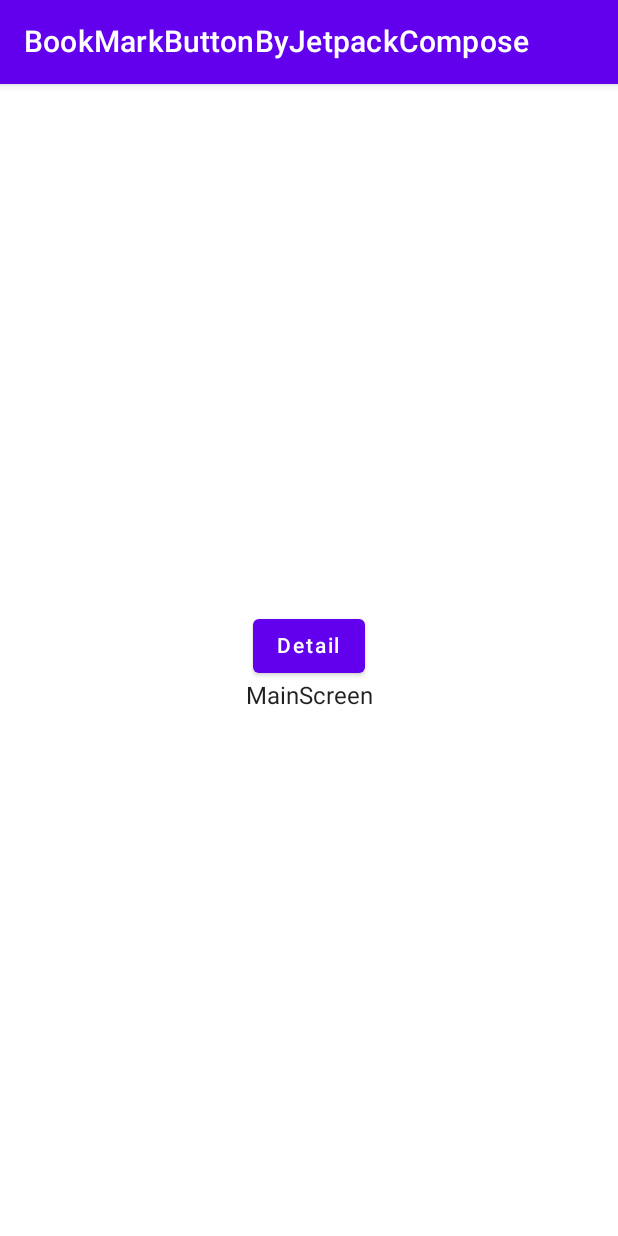
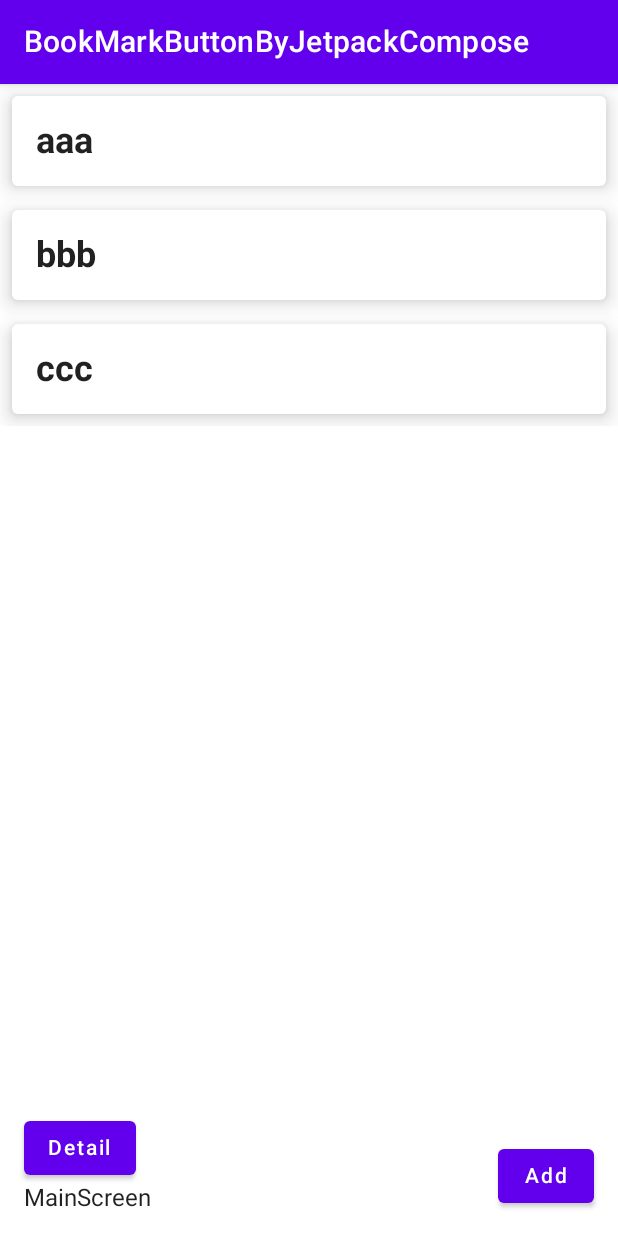
Before and after one commit to CIDRA4023/BookMarkButtonByJetpackCompose, an Android app built with Jetpack Compose: the screen it shows after launch (MainActivity), on a phone screen of 412 x 824 dp. Run offline under Robolectric (Android 15) with nearby library versions, the phone set to English and light mode, and no system bars; our stand-ins replace Dagger/Hilt's generated code, constraintlayout-compose.

```diff
--- a/app/build.gradle
+++ b/app/build.gradle
@@ -80,5 +80,8 @@ dependencies {
     implementation "androidx.room:room-ktx:$room_version"
     kapt "androidx.room:room-compiler:$room_version"
 
+    // ConstraingLayout
+    implementation "androidx.constraintlayout:constraintlayout-compose:1.0.0"
+
 
 }
--- a/app/src/main/java/com/example/bookmarkbuttonbyjetpackcompose/NavGraph.kt
+++ b/app/src/main/java/com/example/bookmarkbuttonbyjetpackcompose/NavGraph.kt
@@ -6,6 +6,7 @@ import androidx.navigation.compose.NavHost
 import androidx.navigation.compose.composable
 import androidx.navigation.compose.rememberNavController
 import com.example.bookmarkbuttonbyjetpackcompose.ui.detail.DetailViewModel
+import com.example.bookmarkbuttonbyjetpackcompose.ui.main.MainScreen
 import com.example.bookmarkbuttonbyjetpackcompose.ui.main.MainViewModel
 import com.example.bookmarkbuttonbyjetpackcompose.ui.theme.BookMarkButtonByJetpackComposeTheme
 
--- a/app/src/main/java/com/example/bookmarkbuttonbyjetpackcompose/ui/main/MainScreen.kt
+++ b/app/src/main/java/com/example/bookmarkbuttonbyjetpackcompose/ui/main/MainScreen.kt
@@ -1,35 +1,92 @@
-package com.example.bookmarkbuttonbyjetpackcompose
+package com.example.bookmarkbuttonbyjetpackcompose.ui.main
 
-import androidx.compose.foundation.layout.Arrangement
-import androidx.compose.foundation.layout.Column
-import androidx.compose.foundation.layout.fillMaxSize
-import androidx.compose.material.Button
-import androidx.compose.material.Scaffold
-import androidx.compose.material.Text
-import androidx.compose.material.TopAppBar
+import androidx.compose.foundation.layout.*
+import androidx.compose.foundation.lazy.LazyColumn
+import androidx.compose.material.*
 import androidx.compose.runtime.Composable
-import androidx.compose.ui.Alignment
 import androidx.compose.ui.Modifier
 import androidx.compose.ui.res.stringResource
+import androidx.compose.ui.text.font.FontWeight
+import androidx.compose.ui.tooling.preview.Preview
+import androidx.compose.ui.unit.dp
+import androidx.compose.ui.unit.sp
+import androidx.constraintlayout.compose.ConstraintLayout
 import androidx.navigation.NavController
-import com.example.bookmarkbuttonbyjetpackcompose.ui.main.MainViewModel
+import com.example.bookmarkbuttonbyjetpackcompose.R
 
 @Composable
 fun MainScreen(navController: NavController, viewModel: MainViewModel) {
     Scaffold(
-        topBar = { MainAppBar()},
-        content = {
+        topBar = { MainAppBar() },
+        content = { MainContent(navController) }
+    )
+}
+
+
+@Composable
+fun MainContent(navController: NavController) {
+
+    ConstraintLayout(
+        modifier = Modifier.fillMaxSize()
+    ) {
+        val (constraintButtonRef,constraintAddButton) = createRefs()
+        LazyColumn() {
+            item {
+                CardContent(text = "aaa")
+                CardContent(text = "bbb")
+                CardContent(text = "ccc")
+
+//                Text(text = "aaa")
+//                Text(text = "bbb")
+//                Text(text = "ccc")
+            }
+        }
         Column(
-            verticalArrangement = Arrangement.Center,
-            horizontalAlignment = Alignment.CenterHorizontally,
-            modifier = Modifier.fillMaxSize() ) {
-
+            modifier = Modifier
+                .constrainAs(constraintButtonRef) {
+                    bottom.linkTo(parent.bottom, margin = 16.dp)
+                    start.linkTo(parent.start, margin = 16.dp)
+                }
+                .wrapContentSize()
+        ) {
             Button(onClick = { navController.navigate("detail") }) {
                 Text(text = "Detail")
             }
             Text(text = "MainScreen")
         }
-    })
+        Button(
+            onClick = { /*TODO*/ },
+            modifier = Modifier
+                .constrainAs(constraintAddButton) {
+                    bottom.linkTo(parent.bottom, margin = 16.dp)
+                    end.linkTo(parent.end, margin = 16.dp)
+                }
+        ) {
+            Text(text = "Add")
+        }
+
+    }
+
+
+}
+
+@Composable
+fun CardContent(text: String) {
+    val textFontSize = 24.sp
+    val fontWeight = FontWeight.Bold
+
+    Card(
+        elevation = 8.dp,
+        modifier = Modifier
+        .padding(8.dp)
+        .fillMaxWidth()) {
+        Text(
+            text = text,
+            fontSize = textFontSize,
+            fontWeight = fontWeight,
+            modifier = Modifier
+                .padding(16.dp))
+    }
 }
 
 @Composable
@@ -40,3 +97,51 @@ fun MainAppBar() {
                 },
     )
 }
+
+@Preview(showBackground = true)
+@Composable
+fun TestComposable() {
+    Scaffold(
+        topBar = { MainAppBar() },
+        content = {
+            ConstraintLayout(modifier = Modifier.fillMaxSize()) {
+                val (constraintButtonRef, constraintAddButton) = createRefs()
+
+                LazyColumn() {
+                    item {
+                        CardContent(text = "aaa")
+                        CardContent(text = "bbb")
+                        CardContent(text = "ccc")
+                    }
+                }
+                Column(
+                    modifier = Modifier
+                        .constrainAs(constraintButtonRef) {
+                            bottom.linkTo(parent.bottom, margin = 16.dp)
+                            start.linkTo(parent.start, margin = 16.dp)
+                        }
+//                .wrapContentHeight()
+                        .wrapContentSize()
+                ) {
+
+                    Button(onClick = {  }) {
+                        Text(text = "Detail")
+                    }
+                    Text(text = "MainScreen")
+                }
+
+                Button(
+                    onClick = { /*TODO*/ },
+                    modifier = Modifier
+                        .constrainAs(constraintAddButton) {
+                            bottom.linkTo(parent.bottom, margin = 16.dp)
+                            end.linkTo(parent.end, margin = 16.dp)
+                        }
+                ) {
+                    Text(text = "Add")
+                }
+            }
+        }
+    )
+
+}
```
Also changed, not shown: app/src/main/java/com/example/bookmarkbuttonbyjetpackcompose/model/database/Item.kt (added, +12 -0 lines), app/src/main/java/com/example/bookmarkbuttonbyjetpackcompose/model/database/ItemDAO.kt (added, +22 -0 lines), app/src/main/java/com/example/bookmarkbuttonbyjetpackcompose/model/database/ItemDatabase.kt (added, +9 -0 lines).
